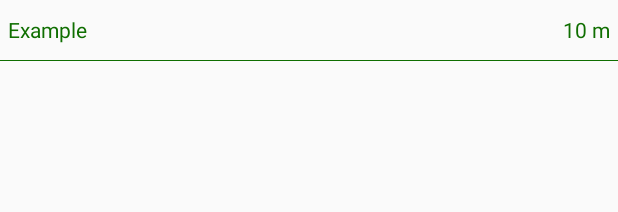
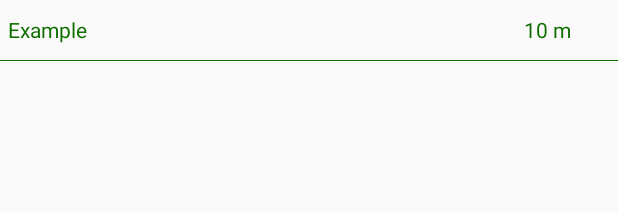
Before and after one commit to snigle/corsaire, an Android app: the layout list_view_select_place.xml on its own in the app's theme, with its tools: preview values and no code run, on a phone screen of 412 x 824 dp. Shown: the top 212 px of the screen. Run offline under Robolectric (Android 15) with nearby library versions, the phone set to English and light mode, and no system bars.

```diff
--- a/app/build.gradle
+++ b/app/build.gradle
@@ -7,8 +7,8 @@ android {
         applicationId 'eu.snigle.proxygps'
         minSdkVersion 15
         targetSdkVersion 23
-        versionName '1.2'
-        versionCode 5
+        versionName '1.2.1'
+        versionCode 6
     }
     buildTypes {
         release {
--- a/app/src/main/res/layout/list_view_select_place.xml
+++ b/app/src/main/res/layout/list_view_select_place.xml
@@ -9,20 +9,22 @@
         android:orientation="horizontal"
         android:layout_gravity="center_horizontal"
         android:gravity="center_horizontal"
-        android:id="@+id/layout">
+        android:id="@+id/contentDescription"
+        android:contextClickable="true">
 
         <TextView android:id="@+id/name"
             android:layout_width="match_parent"
             android:layout_height="40dp"
             android:textColor="@color/colorPrimary"
             android:text="Example"
-            android:layout_weight="1"
+            android:layout_weight=".2"
             android:gravity="fill_vertical"
             android:layout_marginLeft="5dp" />
 
         <TextView
-            android:layout_width="wrap_content"
+            android:layout_width="match_parent"
             android:layout_height="match_parent"
+            android:layout_weight="1"
             android:text="10 m"
             android:id="@+id/distance"
             android:gravity="center_vertical"
```
Also changed, not shown: app/src/main/java/eu/snigle/corsaire/proximite/SelectPlaceActivity.java (+1 -17 lines).
